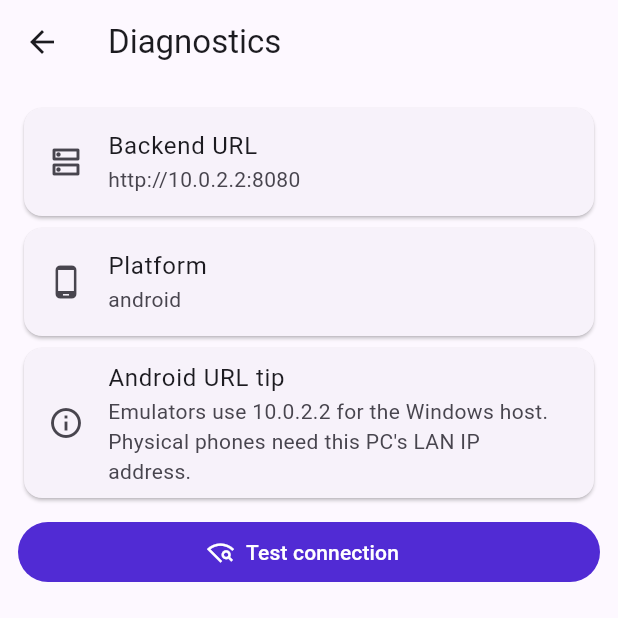
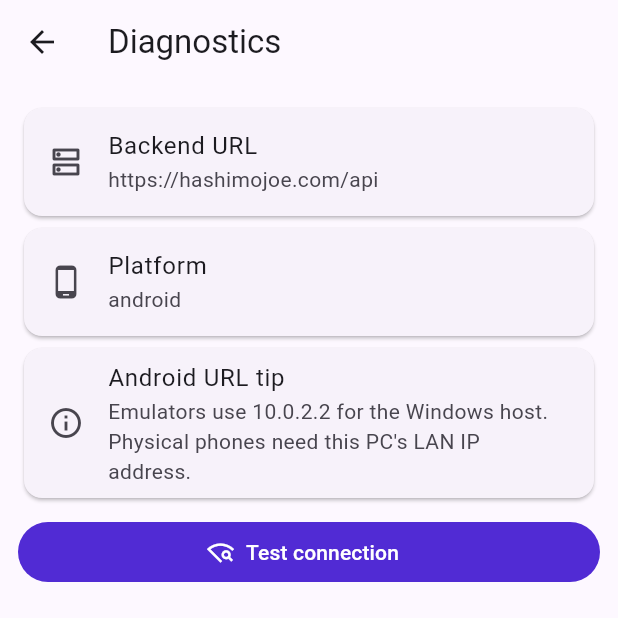
Before and after one commit to CalypsoSys/aip_food_lookup, a Flutter app: the DiagnosticsScreen screen opened directly, on a phone screen of 412 x 824 dp, the top half of it. Run offline on Flutter 3.47's test engine with Material 3 defaults, Android fonts, the phone set to English and light mode, and no system bars; our stand-ins replace google_mobile_ads; network calls fail.

Commit message:
fix: default mobile app to production API

```diff
--- a/flutter-app/lib/app/config.dart
+++ b/flutter-app/lib/app/config.dart
@@ -5,9 +5,11 @@ class AppConfig {
     this.appVersion = appVersionFromDefine,
   });
 
+  static const productionBackendBaseUrl = 'https://hashimojoe.com/api';
+
   static const backendUrlFromDefine = String.fromEnvironment(
     'AIP_BACKEND_URL',
-    defaultValue: 'http://10.0.2.2:8080',
+    defaultValue: productionBackendBaseUrl,
   );
 
   static const clientNameFromDefine = String.fromEnvironment(
@@ -17,7 +19,7 @@ class AppConfig {
 
   static const appVersionFromDefine = String.fromEnvironment(
     'AIP_APP_VERSION',
-    defaultValue: 'dev',
+    defaultValue: 'prod',
   );
 
   static const adsEnabled = bool.fromEnvironment(
--- a/flutter-app/pubspec.yaml
+++ b/flutter-app/pubspec.yaml
@@ -1,7 +1,7 @@
 name: aip_food_lookup
 description: Flutter migration of the AIP Food Lookup mobile app.
 publish_to: "none"
-version: 0.1.4+5
+version: 0.1.5+6
 
 environment:
   sdk: ">=3.3.0 <4.0.0"
```
Also changed, not shown: 2 other files.
